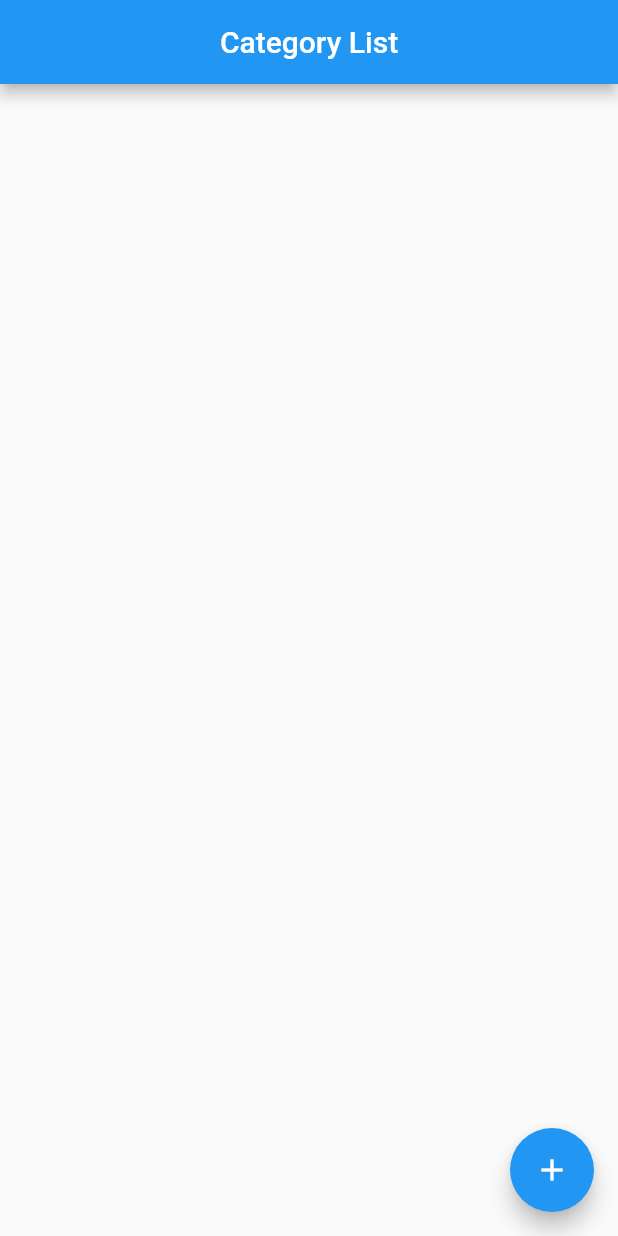
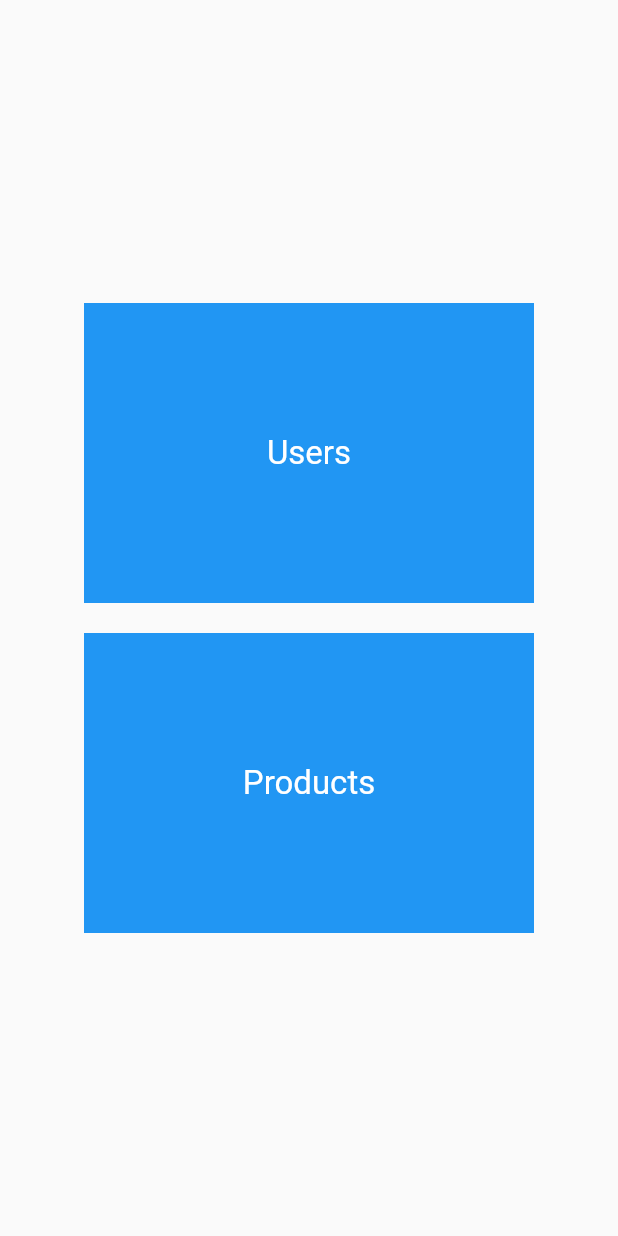
Before and after one commit to boneyjohns/adminapp-samayam, a Flutter app: the screen it shows after launch, on a phone screen of 412 x 824 dp. Run offline on Flutter 3.47's test engine with Material 2 defaults, Android fonts, the phone set to English and light mode, and no system bars; our stand-ins replace cloud_firestore, firebase_core, firebase_storage, get, image_picker; accounts and stored records are empty.

Commit message:
user side completed

```diff
--- a/lib/main.dart
+++ b/lib/main.dart
@@ -1,4 +1,5 @@
 import 'package:adminapp/views/category_screen/category_list.dart';
+import 'package:adminapp/views/navigation/navigation.dart';
 import 'package:firebase_core/firebase_core.dart';
 
 import 'package:flutter/material.dart';
@@ -21,7 +22,7 @@ class MyApp extends StatelessWidget {
       theme: ThemeData(
         primarySwatch: Colors.blue,
       ),
-      home: CategoryList(),
+      home: Navigation(),
     );
   }
 }
--- a/lib/views/category_screen/category_list.dart
+++ b/lib/views/category_screen/category_list.dart
@@ -41,7 +41,10 @@ class CategoryList extends StatelessWidget {
                             delectcategories(
                                 categories: documentsnampshot['name']);
                           },
-                          icon: Icon(Icons.delete)),
+                          icon: Icon(
+                            Icons.delete,
+                            color: Colors.red,
+                          )),
                     ),
                   );
                 },
--- /dev/null
+++ b/lib/views/navigation/navigation.dart
@@ -0,0 +1,54 @@
+import 'package:adminapp/views/category_screen/category_list.dart';
+import 'package:adminapp/views/users/users.dart';
+import 'package:flutter/foundation.dart';
+import 'package:flutter/material.dart';
+import 'package:flutter/src/widgets/framework.dart';
+import 'package:flutter/src/widgets/placeholder.dart';
+import 'package:get/get.dart';
+
+class Navigation extends StatelessWidget {
+  const Navigation({super.key});
+
+  @override
+  Widget build(BuildContext context) {
+    return Scaffold(
+      body: Center(
+          child: Column(
+        mainAxisAlignment: MainAxisAlignment.center,
+        children: [
+          GestureDetector(
+            onTap: () {
+              Get.to(() => Userside());
+            },
+            child: Container(
+              height: 200,
+              width: 300,
+              color: Colors.blue,
+              child: Center(
+                  child: Text(
+                'Users',
+                style: TextStyle(color: Colors.white, fontSize: 22),
+              )),
+            ),
+          ),
+          SizedBox(
+            height: 20,
+          ),
+          GestureDetector(
+            onTap: () => Get.to(() => CategoryList()),
+            child: Container(
+              height: 200,
+              width: 300,
+              color: Colors.blue,
+              child: Center(
+                  child: Text(
+                'Products',
+                style: TextStyle(color: Colors.white, fontSize: 22),
+              )),
+            ),
+          ),
+        ],
+      )),
+    );
+  }
+}
```
Also changed, not shown: lib/fuctions/orderfunstion.dart (added, +15 -0 lines), lib/model/ordermodel.dart (added, +17 -0 lines), lib/views/users/userorders.dart (added, +146 -0 lines), lib/views/users/users.dart (added, +66 -0 lines).
